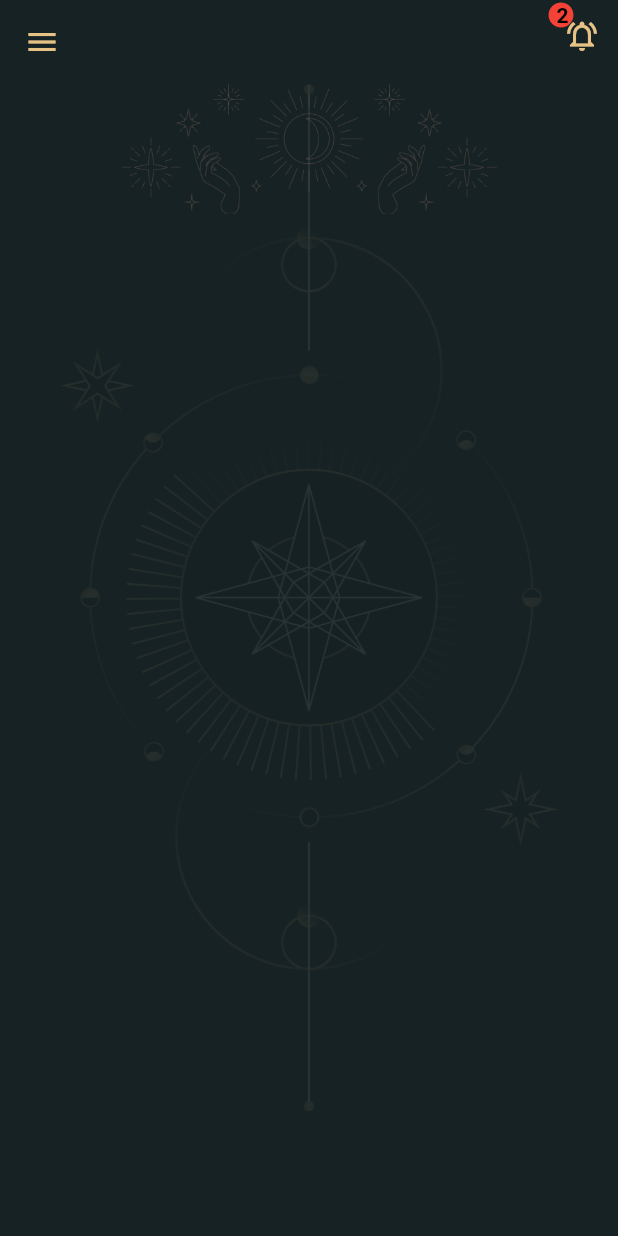
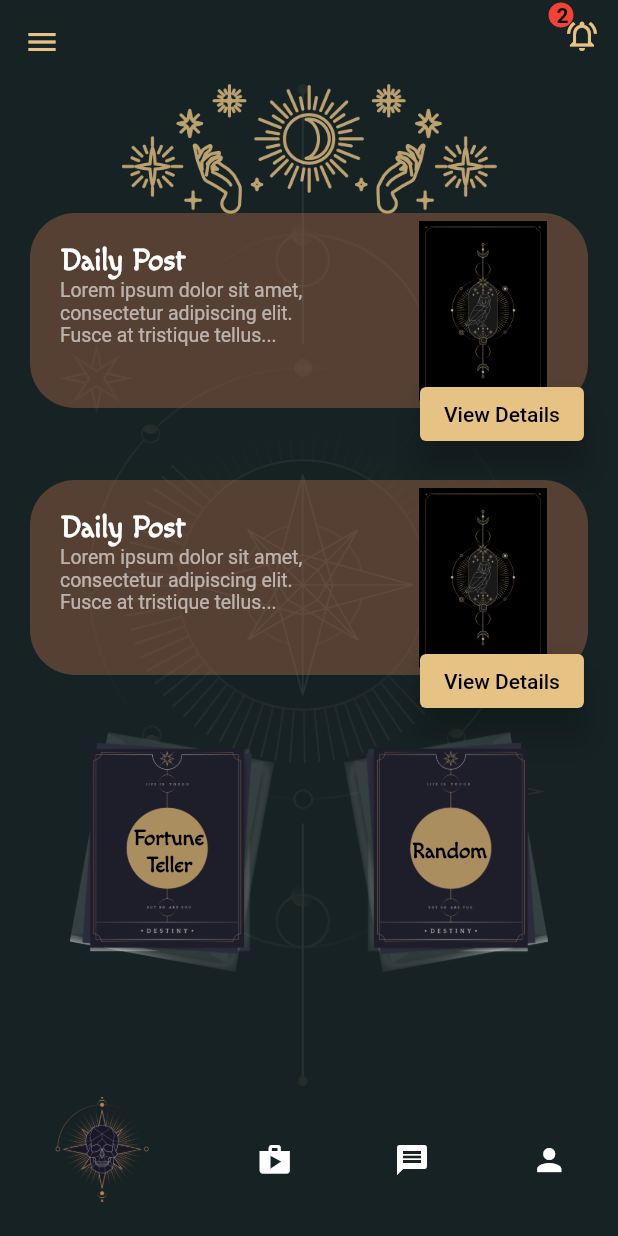
Before and after one commit to taydinadnan/imparatarot, a Flutter app: the screen it shows after launch, on a phone screen of 412 x 824 dp. Run offline on Flutter 3.47's test engine with Material 2 defaults, Android fonts, the light colour scheme and no system bars.

Commit message:
Home screen UI , and reusable widgets

```diff
--- a/lib/screens/home_screen.dart
+++ b/lib/screens/home_screen.dart
@@ -1,6 +1,8 @@
 import 'package:flutter/material.dart';
 import 'package:imparatarot/constants.dart';
 import 'package:imparatarot/widgets/appbar_main.dart';
+import 'package:imparatarot/widgets/card_buttons.dart';
+import 'package:imparatarot/widgets/daily_post.dart';
 
 import '../widgets/background_image.dart';
 import '../widgets/header.dart';
@@ -13,9 +15,47 @@ class HomeScreen extends StatefulWidget {
 }
 
 class _HomeScreenState extends State<HomeScreen> {
+  int _selectedIndex = 0;
+
   @override
   Widget build(BuildContext context) {
     return Scaffold(
+      bottomNavigationBar: BottomNavigationBar(
+        items: <BottomNavigationBarItem>[
+          BottomNavigationBarItem(
+            backgroundColor: bgColorPrimary,
+            icon: Container(
+              color: bgColorPrimary,
+              height: 70,
+              child: Image.asset("assets/images/logo icondeneme.png"),
+            ),
+            label: "",
+          ),
+          const BottomNavigationBarItem(
+            icon: Icon(
+              Icons.shop,
+              color: Colors.white,
+            ),
+            label: '',
+          ),
+          const BottomNavigationBarItem(
+            icon: Icon(
+              Icons.message,
+              color: Colors.white,
+            ),
+            label: '',
+          ),
+          const BottomNavigationBarItem(
+            icon: Icon(Icons.person),
+            label: '',
+          ),
+        ],
+        currentIndex: _selectedIndex,
+        selectedItemColor: Colors.white,
+        backgroundColor: bgColorPrimary,
+        // onTap: _onItemTapped,
+        elevation: 0,
+      ),
       backgroundColor: bgColorPrimary,
       appBar: MyAppBar(),
       drawer: Drawer(),
@@ -23,6 +63,14 @@ class _HomeScreenState extends State<HomeScreen> {
         children: [
           header(),
           BackgorundImage(),
+          Column(
+            mainAxisAlignment: MainAxisAlignment.center,
+            children: [
+              DailyPosts(),
+              DailyPosts(),
+              CardButtons(),
+            ],
+          ),
         ],
       ),
     );
--- /dev/null
+++ b/lib/widgets/card_buttons.dart
@@ -0,0 +1,50 @@
+import 'package:flutter/material.dart';
+
+Widget CardButtons() {
+  return Row(
+    mainAxisAlignment: MainAxisAlignment.spaceEvenly,
+    crossAxisAlignment: CrossAxisAlignment.end,
+    children: [
+      GestureDetector(
+        onTap: () {},
+        child: Stack(
+          alignment: Alignment.center,
+          children: [
+            Container(
+              height: 160,
+              child: Image.asset("assets/images/78882.png"),
+            ),
+            const Text(
+              "Fortune \n  Teller",
+              style: TextStyle(
+                  fontFamily: 'Macondo',
+                  fontWeight: FontWeight.bold,
+                  color: Colors.black,
+                  fontSize: 15),
+            )
+          ],
+        ),
+      ),
+      GestureDetector(
+        onTap: () {},
+        child: Stack(
+          alignment: Alignment.center,
+          children: [
+            Container(
+              height: 160,
+              child: Image.asset("assets/images/78882.2.png"),
+            ),
+            const Text(
+              " Random",
+              style: TextStyle(
+                  fontFamily: 'Macondo',
+                  fontWeight: FontWeight.bold,
+                  color: Colors.black,
+                  fontSize: 15),
+            )
+          ],
+        ),
+      )
+    ],
+  );
+}
--- /dev/null
+++ b/lib/widgets/daily_post.dart
@@ -0,0 +1,92 @@
+import 'package:flutter/material.dart';
+
+import '../constants.dart';
+
+Widget DailyPosts() {
+  return Column(
+    mainAxisAlignment: MainAxisAlignment.center,
+    children: [
+      Padding(
+        padding: const EdgeInsets.symmetric(horizontal: 20, vertical: 10),
+        child: Stack(
+          children: [
+            Container(
+              decoration: BoxDecoration(
+                color: postColor.withOpacity(0.4),
+                borderRadius: BorderRadius.circular(30),
+              ),
+              height: 130,
+              // color: postColor,
+              width: 400,
+              child: Row(
+                mainAxisAlignment: MainAxisAlignment.spaceBetween,
+                children: [
+                  Padding(
+                    padding: const EdgeInsets.symmetric(
+                        horizontal: 20, vertical: 20),
+                    child: Row(
+                      children: [
+                        Column(
+                          mainAxisAlignment: MainAxisAlignment.start,
+                          crossAxisAlignment: CrossAxisAlignment.start,
+                          children: const [
+                            Text(
+                              'Daily Post',
+                              style: TextStyle(
+                                  fontFamily: 'Macondo',
+                                  fontSize: 20,
+                                  color: Colors.white,
+                                  fontWeight: FontWeight.bold),
+                            ),
+                            Text(
+                              'Lorem ipsum dolor sit amet,\nconsectetur adipiscing elit. \nFusce at tristique tellus... ',
+                              style: TextStyle(
+                                fontSize: 13,
+                                color: Colors.white60,
+                              ),
+                            ),
+                          ],
+                        ),
+                      ],
+                    ),
+                  ),
+                  Row(
+                    children: [
+                      Padding(
+                        padding: const EdgeInsets.only(right: 20),
+                        child: SizedBox(
+                          height: 120,
+                          width: 100,
+                          child: ClipRRect(
+                              borderRadius: BorderRadius.circular(8),
+                              child: Image.asset("assets/images/78876.1.png")),
+                        ),
+                      )
+                    ],
+                  )
+                ],
+              ),
+            ),
+            Padding(
+              padding: const EdgeInsets.only(
+                top: 110,
+                left: 260,
+              ),
+              child: ElevatedButton(
+                style: ElevatedButton.styleFrom(
+                  elevation: 10,
+                  primary: iconColor, // Background color
+                ),
+                onPressed: () {},
+                child: const Text(
+                  'View Details',
+                  style: TextStyle(color: Colors.black),
+                ),
+              ),
+            )
+          ],
+        ),
+      ),
+    ],
+  );
+}
--- a/lib/widgets/header.dart
+++ b/lib/widgets/header.dart
@@ -6,11 +6,14 @@ Widget header() {
   return Row(
     mainAxisAlignment: MainAxisAlignment.center,
     children: [
-      Container(
-        width: 250,
-        child: Image.asset(
-          'assets/images/v933-audi-44-a.png',
-          color: headerColor,
+      Opacity(
+        opacity: 0.8,
+        child: Container(
+          width: 250,
+          child: Image.asset(
+            'assets/images/header2pt.png',
+            color: iconColor,
+          ),
         ),
       ),
     ],
```
Also changed, not shown: assets/images/header2pt.png (added).
